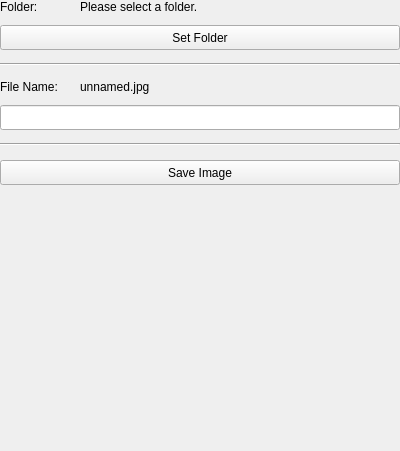
Old version of the form src/writepropertiesentity.ui in the repository ttddee/Cascade.
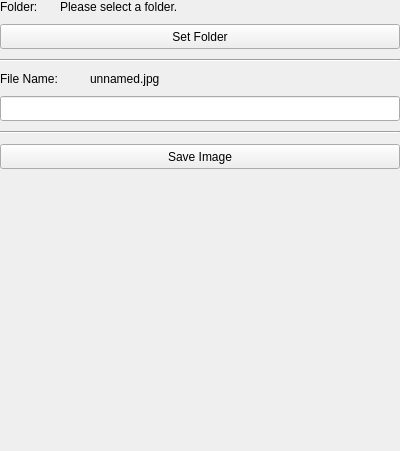
New version of the form.

Commit message: Fixed Write Properties layout.

```diff
--- a/src/writepropertiesentity.ui
+++ b/src/writepropertiesentity.ui
@@ -13,7 +13,7 @@
   <property name="windowTitle">
    <string>Form</string>
   </property>
-  <layout class="QGridLayout" name="gridLayout_2">
+  <layout class="QGridLayout" name="gridLayout">
    <property name="leftMargin">
     <number>0</number>
    </property>
@@ -30,73 +30,13 @@
     <number>0</number>
    </property>
    <item row="0" column="0">
-    <layout class="QGridLayout" name="gridLayout" rowminimumheight="20,20,20,20,20,20,20,20">
-     <property name="topMargin">
-      <number>0</number>
+    <layout class="QVBoxLayout" name="verticalLayout">
+     <property name="spacing">
+      <number>10</number>
      </property>
-     <property name="bottomMargin">
-      <number>0</number>
-     </property>
-     <property name="verticalSpacing">
-      <number>5</number>
-     </property>
-     <item row="4" column="0" colspan="2">
-      <widget class="QLineEdit" name="fileNameEdit">
-       <property name="minimumSize">
-        <size>
-         <width>0</width>
-         <height>25</height>
-        </size>
-       </property>
-       <property name="alignment">
-        <set>Qt::AlignLeading|Qt::AlignLeft|Qt::AlignTop</set>
-       </property>
-      </widget>
-     </item>
-     <item row="6" column="0" colspan="2">
-      <widget class="QPushButton" name="saveImageButton">
-       <property name="minimumSize">
-        <size>
-         <width>0</width>
-         <height>25</height>
-        </size>
-       </property>
-       <property name="text">
-        <string>Save Image</string>
-       </property>
-      </widget>
-     </item>
-     <item row="5" column="0" colspan="2">
-      <widget class="Line" name="line_2">
-       <property name="orientation">
-        <enum>Qt::Horizontal</enum>
-       </property>
-      </widget>
-     </item>
-     <item row="2" column="0" colspan="2">
-      <widget class="Line" name="line">
-       <property name="minimumSize">
-        <size>
-         <width>0</width>
-         <height>0</height>
-        </size>
-       </property>
-       <property name="orientation">
-        <enum>Qt::Horizontal</enum>
-       </property>
-      </widget>
-     </item>
-     <item row="0" column="1">
-      <widget class="QLabel" name="folderLabel">
-       <property name="text">
-        <string>Please select a folder.</string>
-       </property>
-       <property name="alignment">
-        <set>Qt::AlignLeading|Qt::AlignLeft|Qt::AlignTop</set>
-       </property>
-      </widget>
-     </item>
-     <item row="0" column="0">
+     <item>
+      <layout class="QHBoxLayout" name="horizontalLayout">
+       <item>
       <widget class="QLabel" name="label">
        <property name="maximumSize">
         <size>
@@ -112,7 +52,19 @@
        </property>
       </widget>
      </item>
-     <item row="1" column="0" colspan="2">
+       <item>
+        <widget class="QLabel" name="folderLabel">
+         <property name="text">
+          <string>Please select a folder.</string>
+         </property>
+         <property name="alignment">
+          <set>Qt::AlignLeading|Qt::AlignLeft|Qt::AlignTop</set>
+         </property>
+        </widget>
+       </item>
+      </layout>
+     </item>
+     <item>
       <widget class="QPushButton" name="setFolderButton">
        <property name="minimumSize">
         <size>
@@ -125,17 +77,22 @@
        </property>
       </widget>
      </item>
-     <item row="3" column="1">
-      <widget class="QLabel" name="fileNameLabel">
-       <property name="text">
-        <string>unnamed.jpg</string>
+     <item>
+      <widget class="Line" name="line">
+       <property name="minimumSize">
+        <size>
+         <width>0</width>
+         <height>0</height>
+        </size>
        </property>
-       <property name="alignment">
-        <set>Qt::AlignLeading|Qt::AlignLeft|Qt::AlignTop</set>
+       <property name="orientation">
+        <enum>Qt::Horizontal</enum>
        </property>
       </widget>
      </item>
-     <item row="3" column="0">
+     <item>
+      <layout class="QHBoxLayout" name="horizontalLayout_2">
+       <item>
       <widget class="QLabel" name="label_2">
        <property name="minimumSize">
         <size>
@@ -157,7 +114,52 @@
        </property>
       </widget>
      </item>
-     <item row="7" column="0">
+       <item>
+        <widget class="QLabel" name="fileNameLabel">
+         <property name="text">
+          <string>unnamed.jpg</string>
+         </property>
+         <property name="alignment">
+          <set>Qt::AlignLeading|Qt::AlignLeft|Qt::AlignTop</set>
+         </property>
+        </widget>
+       </item>
+      </layout>
+     </item>
+     <item>
+      <widget class="QLineEdit" name="fileNameEdit">
+       <property name="minimumSize">
+        <size>
+         <width>0</width>
+         <height>25</height>
+        </size>
+       </property>
+       <property name="alignment">
+        <set>Qt::AlignLeading|Qt::AlignLeft|Qt::AlignTop</set>
+       </property>
+      </widget>
+     </item>
+     <item>
+      <widget class="Line" name="line_2">
+       <property name="orientation">
+        <enum>Qt::Horizontal</enum>
+       </property>
+      </widget>
+     </item>
+     <item>
+      <widget class="QPushButton" name="saveImageButton">
+       <property name="minimumSize">
+        <size>
+         <width>0</width>
+         <height>25</height>
+        </size>
+       </property>
+       <property name="text">
+        <string>Save Image</string>
+       </property>
+      </widget>
+     </item>
+     <item>
       <spacer name="verticalSpacer">
        <property name="orientation">
         <enum>Qt::Vertical</enum>
@@ -165,7 +167,7 @@
        <property name="sizeHint" stdset="0">
         <size>
          <width>20</width>
-         <height>40</height>
+         <height>300</height>
         </size>
        </property>
       </spacer>
```
Lines whose indentation alone changed are shown as unchanged.
